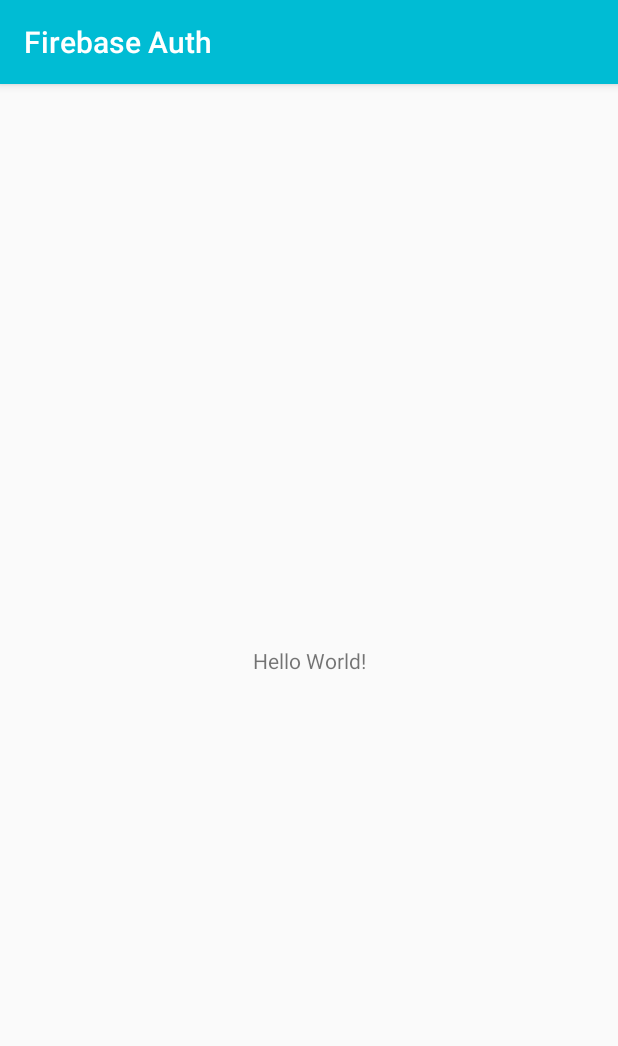
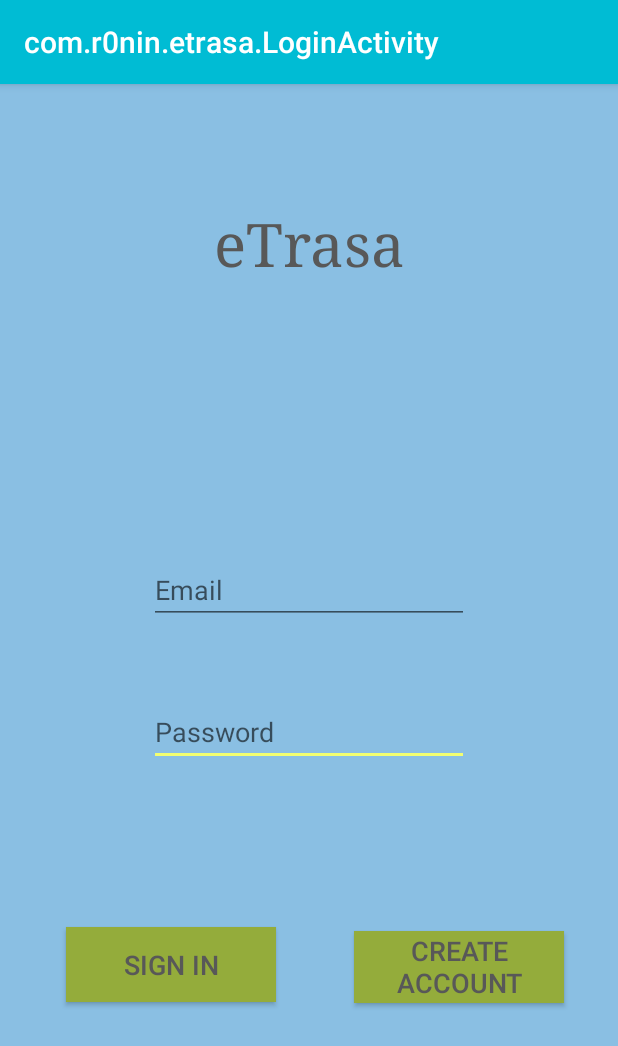
Before and after one commit to 4R0NIN7/eTrasa, an Android app: the screen it shows after launch (MainActivity before the commit, LoginActivity after it), on a phone screen of 412 x 824 dp. Shown: the top 1046 px of the screen. Run offline under Robolectric (Android 15) with nearby library versions, the light colour scheme and no system bars; our stand-ins replace Firebase (no records; nobody signed in at launch, a user with empty details on screens opened directly).

Commit message:
Dodanie autentyfikacji
Dodanie autentyfikacji dla użytkowników

```diff
--- a/app/build.gradle
+++ b/app/build.gradle
@@ -27,6 +27,8 @@
     testImplementation 'junit:junit:4.12'
     androidTestImplementation 'androidx.test:runner:1.1.1'
     androidTestImplementation 'androidx.test.espresso:espresso-core:3.1.1'
+    implementation 'com.google.firebase:firebase-auth:19.2.0'
+    implementation 'com.google.firebase:firebase-database:19.2.0'
 }
 
 apply plugin: 'com.google.gms.google-services'
--- /dev/null
+++ b/app/src/main/res/layout/activity_login.xml
@@ -0,0 +1,81 @@
+<?xml version="1.0" encoding="utf-8"?>
+<androidx.constraintlayout.widget.ConstraintLayout xmlns:android="http://schemas.android.com/apk/res/android"
+    xmlns:app="http://schemas.android.com/apk/res-auto"
+    xmlns:tools="http://schemas.android.com/tools"
+    android:layout_width="match_parent"
+    android:layout_height="match_parent"
+    android:background="#8ABFE3"
+    tools:context=".LoginActivity">
+
+    <Button
+        android:id="@+id/buttonCreateAcc"
+        android:layout_width="140dp"
+        android:layout_height="wrap_content"
+        android:layout_marginEnd="36dp"
+        android:background="#94AC3B"
+        android:text="@string/create_acc"
+        android:textColor="#585858"
+        android:textSize="18sp"
+        app:layout_constraintBottom_toBottomOf="parent"
+        app:layout_constraintEnd_toEndOf="parent"
+        app:layout_constraintTop_toTopOf="parent"
+        app:layout_constraintVertical_bias="0.784" />
+
+    <Button
+        android:id="@+id/buttonSignIn"
+        android:layout_width="140dp"
+        android:layout_height="50dp"
+        android:layout_marginStart="40dp"
+        android:background="#94AC3B"
+        android:text="@string/sign_in"
+        android:textColor="#585858"
+        android:textSize="18sp"
+        app:layout_constraintBottom_toBottomOf="parent"
+        app:layout_constraintEnd_toStartOf="@+id/buttonCreateAcc"
+        app:layout_constraintHorizontal_bias="0.072"
+        app:layout_constraintStart_toStartOf="parent"
+        app:layout_constraintTop_toTopOf="parent"
+        app:layout_constraintVertical_bias="0.783" />
+
+    <EditText
+        android:id="@+id/editTextPassword"
+        android:layout_width="wrap_content"
+        android:layout_height="wrap_content"
+        android:layout_marginTop="47dp"
+        android:layout_marginBottom="312dp"
+        android:ems="10"
+        android:hint="@string/password"
+        android:inputType="textPassword"
+        app:layout_constraintBottom_toBottomOf="parent"
+        app:layout_constraintEnd_toEndOf="parent"
+        app:layout_constraintHorizontal_bias="0.501"
+        app:layout_constraintStart_toStartOf="parent"
+        app:layout_constraintTop_toBottomOf="@+id/editTextEmail" />
+
+    <EditText
+        android:id="@+id/editTextEmail"
+        android:layout_width="wrap_content"
+        android:layout_height="wrap_content"
+        android:layout_marginBottom="408dp"
+        android:ems="10"
+        android:hint="@string/email"
+        android:inputType="textEmailAddress"
+        app:layout_constraintBottom_toBottomOf="parent"
+        app:layout_constraintEnd_toEndOf="parent"
+        app:layout_constraintHorizontal_bias="0.501"
+        app:layout_constraintStart_toStartOf="parent" />
+
+    <TextView
+        android:id="@+id/appNameTextView"
+        android:layout_width="wrap_content"
+        android:layout_height="wrap_content"
+        android:layout_marginTop="80dp"
+        android:fontFamily="serif"
+        android:text="@string/app_name"
+        android:textColor="#585858"
+        android:textSize="40sp"
+        app:layout_constraintEnd_toEndOf="parent"
+        app:layout_constraintStart_toStartOf="parent"
+        app:layout_constraintTop_toTopOf="parent" />
+
+</androidx.constraintlayout.widget.ConstraintLayout>
--- a/app/src/main/res/layout/activity_main.xml
+++ b/app/src/main/res/layout/activity_main.xml
@@ -7,6 +7,7 @@
     tools:context=".MainActivity">
 
     <TextView
+        android:id="@+id/textView1"
         android:layout_width="wrap_content"
         android:layout_height="wrap_content"
         android:text="Hello World!"
--- a/app/src/main/res/values/strings.xml
+++ b/app/src/main/res/values/strings.xml
@@ -1,32 +1,13 @@
 <resources>
-    <string name="app_name">Firebase Auth</string>
-    <string name="action_sign_in_short">Register</string>
+    <string name="app_name">eTrasa</string>
+    <string name="sign_in">Sign in</string>
+    <string name="create_acc">Create account</string>
     <string name="email">Email</string>
-    <string name="minimum_password">Password too short, enter minimum 6 characters!</string>
-    <string name="auth_failed">Authentication failed, check your email and password or sign up</string>
-    <string name="change_email">Change Email</string>
-    <string name="change_password">Change Password</string>
-    <string name="send_password_reset_email">Send Password reset email</string>
-    <string name="remove_user">Remove user</string>
-    <string name="new_pass">New Password</string>
-    <string name="title_activity_profile">Firebase</string>
-    <string name="title_activity_login">Sign in</string>
-    <string name="hint_email">Email</string>
-    <string name="hint_password">Password</string>
-    <string name="hint_name">Fullname</string>
-    <string name="btn_login">LOGIN</string>
-    <string name="btn_link_to_register">Not a member? Get registered in Firebase now!</string>
-    <string name="btn_link_to_login">Already registered. Login Me!</string>
-    <string name="title_activity_reset_password">ResetPasswordActivity</string>
-    <string name="btn_forgot_password">Forgot your password?</string>
-    <string name="btn_reset_password">Reset Password</string>
-    <string name="btn_back"><![CDATA[<< Back]]></string>
-    <string name="hint_new_email">New Email</string>
-    <string name="btn_change">Change</string>
-    <string name="btn_send">Send</string>
-    <string name="btn_remove">Remove</string>
-    <string name="btn_sign_out">Sign Out</string>
-    <string name="lbl_forgot_password">Forgot password?</string>
-    <string name="forgot_password_msg">We just need your registered Email Id to sent you password reset instructions.</string>
-
+    <string name="password">Password</string>
+    <string name="enter_password">Enter password!</string>
+    <string name="enter_email">Enter email</string>
+    <string name="password_length">Password must be min. 6 characters long</string>
+    <string name="auth_failed">Authentication failed!</string>
+    <string name="send_email_verf">Verification email sent to: </string>
+    <string name="send_email_verf_failed">Failed to send verification email</string>
 </resources>
```
Also changed, not shown: app/src/main/AndroidManifest.xml (+7 -3 lines), app/src/main/java/com/r0nin/etrasa/LoginActivity.java (added, +150 -0 lines), app/src/main/java/com/r0nin/etrasa/MainActivity.java (+13 -0 lines), app/src/main/res/values/dimens.xml (deleted, +0 -8 lines), 1 other file.
